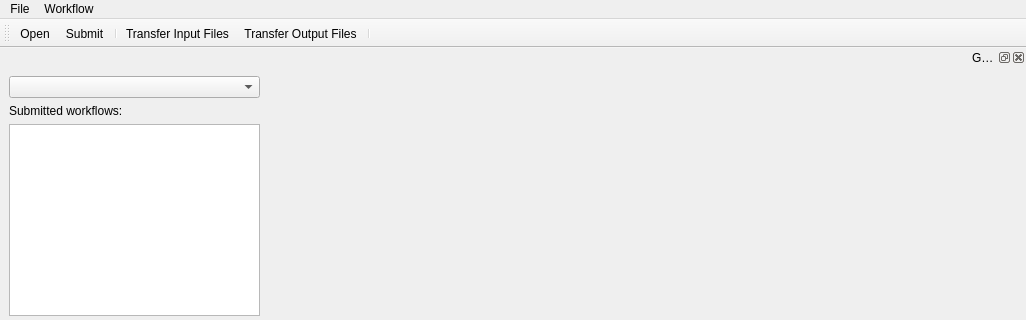
Above: python/soma/jobs/gui/WorkflowMainWindow.ui from populse/soma-workflow before the change; both pictures show x 0 to 1026 and y 0 to 320 of the 1026 by 817 pixel window. Below: the same form after it.
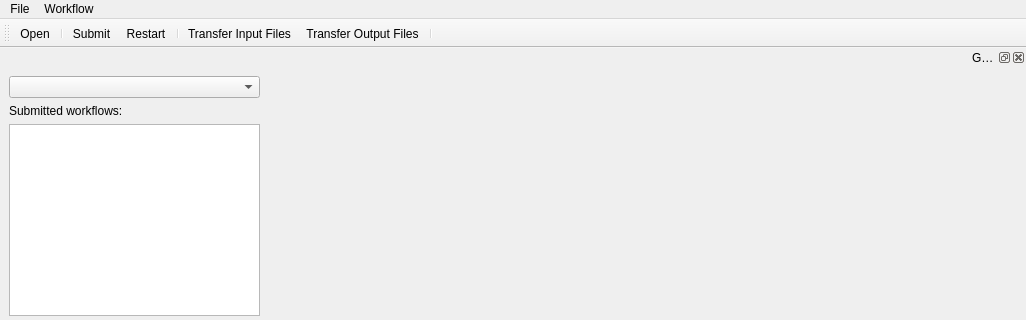
That is the form after the change.

Commit message: New feature: Restart workflow

What changed in the file:
```diff
--- a/python/soma/jobs/gui/WorkflowMainWindow.ui
+++ b/python/soma/jobs/gui/WorkflowMainWindow.ui
@@ -109,7 +109,9 @@
     <bool>false</bool>
    </attribute>
    <addaction name="action_open_wf"/>
+   <addaction name="separator"/>
    <addaction name="action_submit"/>
+   <addaction name="action_restart"/>
    <addaction name="separator"/>
    <addaction name="action_transfer_infiles"/>
    <addaction name="action_transfer_outfiles"/>
@@ -363,6 +365,14 @@
     <string>save the workflow to a file</string>
    </property>
   </action>
+  <action name="action_restart">
+   <property name="text">
+    <string>Restart</string>
+   </property>
+   <property name="toolTip">
+    <string>Restart</string>
+   </property>
+  </action>
  </widget>
  <resources/>
  <connections/>
```
Left out of the diff: 2 changed lines with no effect on the pictures. The commit also changes 6 other files.
